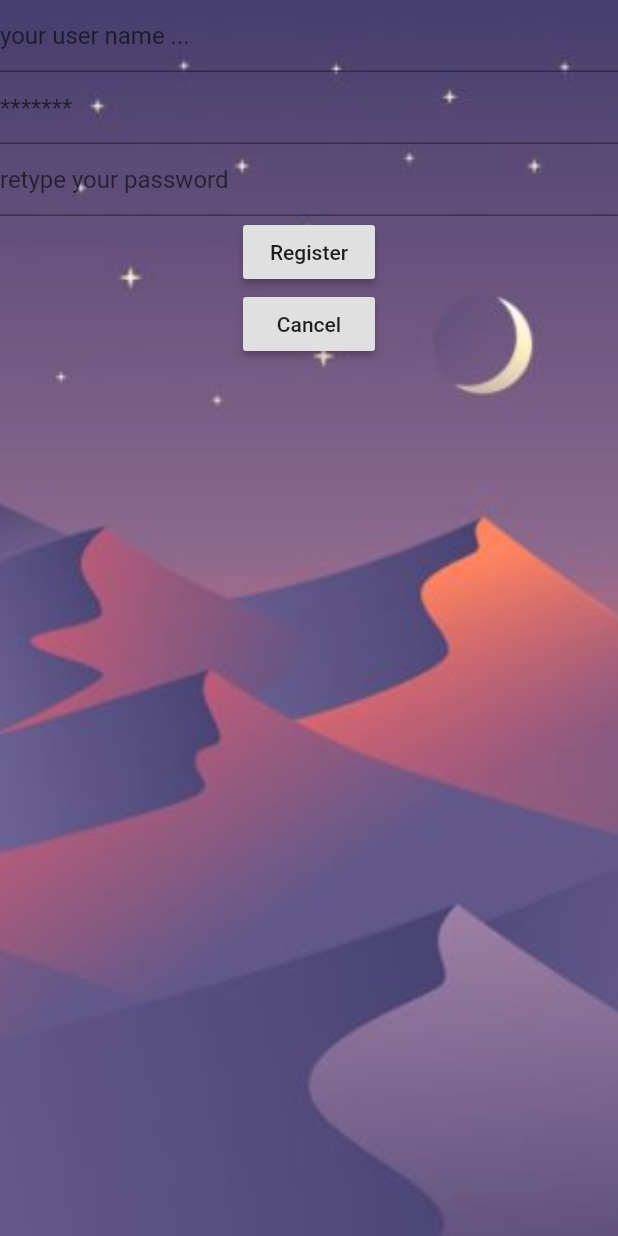
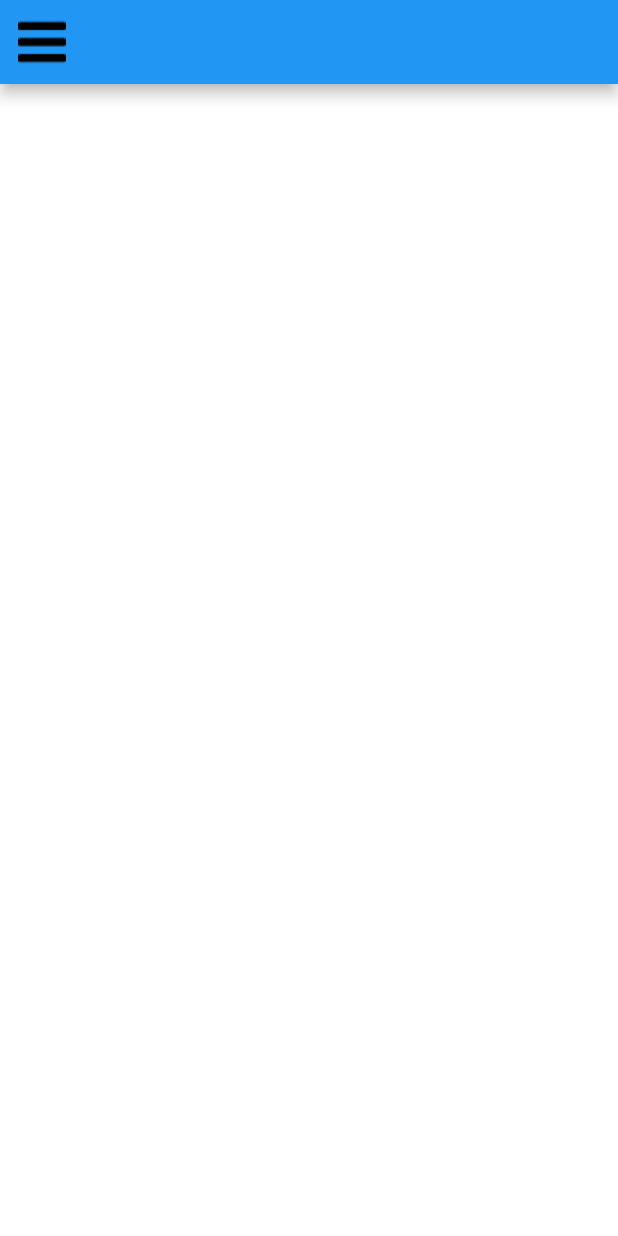
Before and after one commit to mralbertnguyen/flutter_template, a Flutter app: the screen it shows after launch, on a phone screen of 412 x 824 dp. Run offline on Flutter 3.47's test engine with Material 2 defaults, Android fonts, the phone set to English and light mode, and no system bars; our stand-ins replace fancy_bottom_navigation.

Commit message:
added home screen

```diff
--- a/lib/main.dart
+++ b/lib/main.dart
@@ -1,15 +1,17 @@
 import 'package:flutter/material.dart';
 import 'package:apptemplates/src/ui/login/LoginScreen.dart';
 import 'package:apptemplates/src/ui/register/RegisterScreen.dart';
+import 'package:apptemplates/src/ui/home/HomeScreen.dart';
 
 void main() => runApp(
       MaterialApp(
-        initialRoute: '/',
+        initialRoute: '/home',
         routes: {
           // First screen
           '/': (context) => RegisterScreen(),
           '/login': (context) => LoginScreen(),
           '/register' : (context) => RegisterScreen(),
+          '/home' : (context) => HomeScreen(),
         },
       ),
     );
--- /dev/null
+++ b/lib/src/ui/home/HomeScreen.dart
@@ -0,0 +1,65 @@
+import 'package:flutter/material.dart';
+import 'package:fancy_bottom_navigation/fancy_bottom_navigation.dart';
+import 'package:apptemplates/src/base/ui/BaseStatelessWidget.dart';
+import 'package:apptemplates/src/utils/theme/index.dart';
+
+
+class HomeScreen extends BaseStatelessWidget{
+
+  int currentTabPage = 0 ;
+
+  /// App bar includes:
+  /// leading: Icon drawer menu
+  /// [optional] actions list : right side
+  @override
+  Widget onInitAppBar(BuildContext context){
+    return AppBar(
+      leading: _initLeading(context),
+    );
+  }
+
+  /// Drawer icon
+  Widget _initLeading(BuildContext context){
+    return Builder(
+      builder: (BuildContext context){
+        return IconButton(
+          icon: Image.asset(PATH_ICON_MENU),
+          onPressed: (){
+            print("On pressed icon drawer menu");
+            // make open drawer menu in here
+          },
+        );
+      },
+    );
+  }
+
+
+  /// Body of screen
+  /// include :
+  /// Bottom tab navigation bar
+  /// Drawer menu
+  /// Header with action if need
+  @override
+  Widget onInitBody(BuildContext context){
+    return Container(
+      decoration: backgroundDecoration,
+      child: Column(
+        children: <Widget>[
+
+        ],
+      ),
+    );
+  }
+
+   /// Bottom nav
+  // @override
+  // Widget onInitBottomNavigationBar(BuildContext context){
+  //   return FancyBottomNavigation(
+  //     tabs: [
+  //       TabData(iconData: ),
+  //       TabData(),
+  //     ],
+
+  //   );
+  // }
+}
--- a/lib/src/ui/register/RegisterScreen.dart
+++ b/lib/src/ui/register/RegisterScreen.dart
@@ -22,7 +22,6 @@ class RegisterScreen extends BaseStatelessWidget {
     );
   }
 
-  /// Form
   /// include edit text for user name, password, retype password , button register , button cancel
   Widget _formRegister() {
     return Column(children: <Widget>[
--- /dev/null
+++ b/lib/src/utils/theme/ThemeHome.dart
@@ -0,0 +1,4 @@
+const String HOME = "Home";
+const String ABOUT = "About";
+
+const String PATH_ICON_MENU = "lib/src/assets/icons/menu.png";
--- a/lib/src/utils/theme/index.dart
+++ b/lib/src/utils/theme/index.dart
@@ -1,3 +1,4 @@
 export 'package:apptemplates/src/utils/theme/ThemeLogin.dart';
 export 'package:apptemplates/src/utils/theme/ThemeRegister.dart';
 export 'package:apptemplates/src/utils/theme/ThemeBase.dart';
+export 'package:apptemplates/src/utils/theme/ThemeHome.dart';
--- a/pubspec.yaml
+++ b/pubspec.yaml
@@ -24,6 +24,8 @@ dependencies:
   # Use with the CupertinoIcons class for iOS style icons.
   cupertino_icons: ^0.1.2
 
+  # Bottom navigation bar
+  fancy_bottom_navigation: ^0.3.2
 dev_dependencies:
   flutter_test:
     sdk: flutter
@@ -38,8 +40,11 @@ flutter:
   uses-material-design: true
 
   assets:
+    # images
     - lib/src/assets/images/background.jpg
     # - lib/src/assets/images/logo.png
+    # icons
+    - lib/src/assets/icons/menu.png
 
   # An image asset can refer to one or more resolution-specific "variants", see
   # https://flutter.dev/assets-and-images/#resolution-aware.
```
Also changed, not shown: lib/src/assets/icons/menu.png (added), pubspec.lock, 2 other files.
